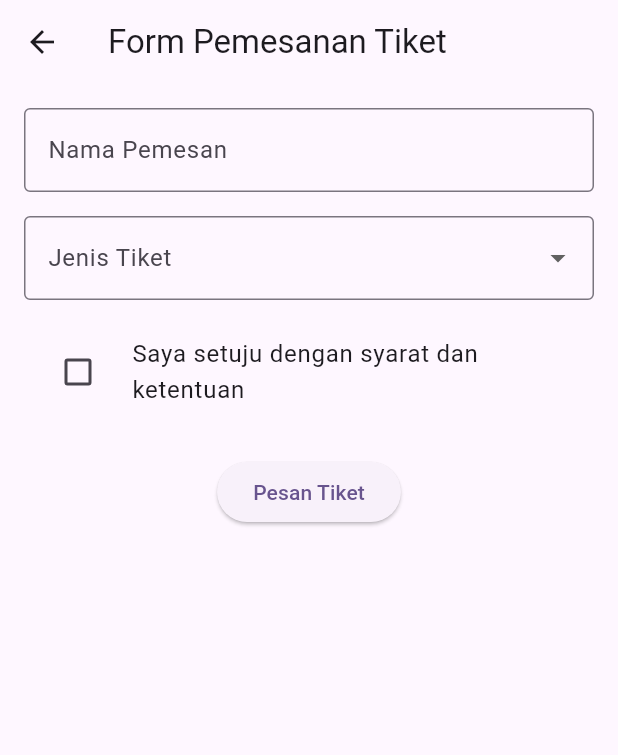
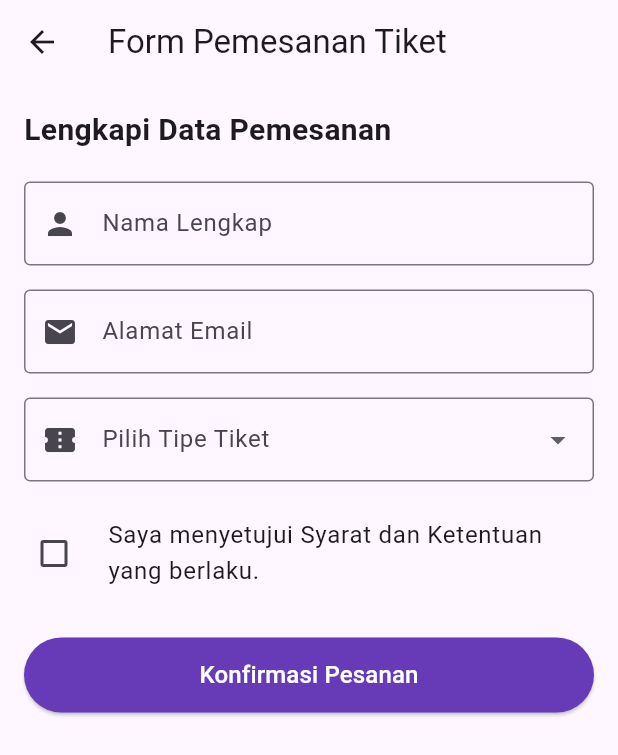
Before and after one commit to sandhiyasa/nusatix, a Flutter app: the screen it shows after launch, after a tap on "Form Pemesanan Tiket", on a phone screen of 412 x 824 dp. Shown: the top 755 px of the screen. Run offline on Flutter 3.47's test engine with Material 3 defaults, Android fonts, the phone set to English and light mode, and no system bars.

Commit message:
pertamuan 6

```diff
--- a/lib/form_pemesanan_page.dart
+++ b/lib/form_pemesanan_page.dart
@@ -1,72 +1,174 @@
 import 'package:flutter/material.dart';
 
-class FormPemesananPage extends StatefulWidget {
-  const FormPemesananPage({super.key});
+class FormPemesananScreen extends StatefulWidget {
+  const FormPemesananScreen({super.key});
 
   @override
-  _FormPemesananPageState createState() => _FormPemesananPageState();
+  State<FormPemesananScreen> createState() => _FormPemesananScreenState();
 }
 
-class _FormPemesananPageState extends State<FormPemesananPage> {
+class _FormPemesananScreenState extends State<FormPemesananScreen> {
+  // 1. Inisialisasi GlobalKey untuk Form
   final _formKey = GlobalKey<FormState>();
-  String? _jenisTiket;
-  bool _syaratDisetujui = false;
+
+  // Variabel penyimpan data input
+  String? _nama;
+  String? _email;
+  String? _tipeTiket;
+  bool _setujuSyarat = false;
+
+  // Daftar opsi untuk Dropdown
+  final List<String> _opsiTiket = ['Reguler (Rp 50.000)', 'VIP (Rp 150.000)'];
+
+  // Fungsi untuk memproses data saat tombol submit ditekan
+  void _prosesPemesanan() {
+    // 2. Mengeksekusi seluruh validator di dalam Form
+    if (_formKey.currentState!.validate()) {
+      // Validasi manual untuk Checkbox (karena bukan turunan FormField bawaan)
+      if (!_setujuSyarat) {
+        ScaffoldMessenger.of(context).showSnackBar(
+          const SnackBar(
+            content: Text('Anda harus menyetujui syarat & ketentuan!'),
+            backgroundColor: Colors.red,
+          ),
+        );
+        return;
+      }
+
+      // Menyimpan nilai dari semua input ke dalam variabel
+      _formKey.currentState!.save();
+
+      // Menampilkan feedback sukses kepada pengguna
+      ScaffoldMessenger.of(context).showSnackBar(
+        SnackBar(
+          content: Text(
+            'Pemesanan Tiket $_tipeTiket atas nama $_nama Berhasil!',
+          ),
+          backgroundColor: Colors.green,
+        ),
+      );
+    }
+  }
 
   @override
   Widget build(BuildContext context) {
     return Scaffold(
-      appBar: AppBar(title: const Text("Form Pemesanan Tiket")),
-      body: Padding(
+      appBar: AppBar(title: const Text('Form Pemesanan Tiket')),
+      body: SingleChildScrollView(
         padding: const EdgeInsets.all(16.0),
+        // 3. Membungkus seluruh input dengan widget Form
         child: Form(
           key: _formKey,
           child: Column(
+            crossAxisAlignment: CrossAxisAlignment.stretch,
             children: [
+              const Text(
+                'Lengkapi Data Pemesanan',
+                style: TextStyle(fontSize: 20, fontWeight: FontWeight.bold),
+              ),
+              const SizedBox(height: 20),
+
+              // --- INPUT NAMA ---
               TextFormField(
-                decoration: const InputDecoration(labelText: 'Nama Pemesan', border: OutlineInputBorder()),
-                validator: (value) => value!.isEmpty ? 'Nama wajib diisi' : null,
+                decoration: const InputDecoration(
+                  labelText: 'Nama Lengkap',
+                  border: OutlineInputBorder(),
+                  prefixIcon: Icon(Icons.person),
+                ),
+                validator: (value) {
+                  if (value == null || value.trim().isEmpty) {
+                    return 'Nama lengkap tidak boleh kosong'; // Pesan error humanis
+                  }
+                  if (value.length < 3) {
+                    return 'Nama harus terdiri dari minimal 3 karakter';
+                  }
+                  return null; // Mengembalikan null berarti input valid
+                },
+                onSaved: (value) => _nama = value,
               ),
               const SizedBox(height: 16),
+
+              // --- INPUT EMAIL ---
+              TextFormField(
+                keyboardType: TextInputType.emailAddress,
+                decoration: const InputDecoration(
+                  labelText: 'Alamat Email',
+                  border: OutlineInputBorder(),
+                  prefixIcon: Icon(Icons.email),
+                ),
+                validator: (value) {
+                  if (value == null || value.isEmpty) {
+                    return 'Email tidak boleh kosong';
+                  }
+                  // Validasi format email menggunakan Regular Expression
+                  final regex = RegExp(r'^[^@]+@[^@]+\.[^@]+');
+                  if (!regex.hasMatch(value)) {
+                    return 'Masukkan format email yang valid (contoh: user@mail.com)';
+                  }
+                  return null;
+                },
+                onSaved: (value) => _email = value,
+              ),
+              const SizedBox(height: 16),
+
+              // --- INPUT DROPDOWN TIKET ---
               DropdownButtonFormField<String>(
-                decoration: const InputDecoration(labelText: 'Jenis Tiket', border: OutlineInputBorder()),
-                items: ['Ekonomi', 'Bisnis', 'VIP'].map((String val) {
-                  return DropdownMenuItem(value: val, child: Text(val));
+                decoration: const InputDecoration(
+                  labelText: 'Pilih Tipe Tiket',
+                  border: OutlineInputBorder(),
+                  prefixIcon: Icon(Icons.confirmation_num),
+                ),
+                items: _opsiTiket.map((String tiket) {
+                  return DropdownMenuItem<String>(
+                    value: tiket,
+                    child: Text(tiket),
+                  );
                 }).toList(),
-                onChanged: (newValue) {
+                onChanged: (String? newValue) {
                   setState(() {
-                    _jenisTiket = newValue;
+                    _tipeTiket = newValue;
                   });
                 },
-                validator: (value) => value == null ? 'Pilih jenis tiket terlebih dahulu' : null,
+                validator: (value) {
+                  if (value == null) {
+                    return 'Silakan pilih tipe tiket terlebih dahulu';
+                  }
+                  return null;
+                },
+                onSaved: (value) => _tipeTiket = value,
               ),
               const SizedBox(height: 16),
+
+              // --- INPUT CHECKBOX ---
               CheckboxListTile(
-                title: const Text("Saya setuju dengan syarat dan ketentuan"),
-                value: _syaratDisetujui,
-                onChanged: (newValue) {
+                title: const Text(
+                  'Saya menyetujui Syarat dan Ketentuan yang berlaku.',
+                ),
+                value: _setujuSyarat,
+                onChanged: (bool? value) {
                   setState(() {
-                    _syaratDisetujui = newValue ?? false;
+                    _setujuSyarat = value ?? false;
                   });
                 },
                 controlAffinity: ListTileControlAffinity.leading,
+                contentPadding: EdgeInsets.zero,
               ),
               const SizedBox(height: 24),
-              ElevatedButton(
-                onPressed: () {
-                  if (_formKey.currentState!.validate()) {
-                    if (!_syaratDisetujui) {
-                      ScaffoldMessenger.of(context).showSnackBar(
-                        const SnackBar(content: Text('Anda harus menyetujui syarat & ketentuan')),
-                      );
-                      return;
-                    }
-                    // Proses data jika semua valid
-                    ScaffoldMessenger.of(context).showSnackBar(
-                      SnackBar(content: Text('Tiket $_jenisTiket berhasil dipesan')),
-                    );
-                  }
-                },
-                child: const Text('Pesan Tiket'),
+
+              // --- TOMBOL SUBMIT ---
+              SizedBox(
+                height: 50,
+                child: ElevatedButton(
+                  onPressed: _prosesPemesanan,
+                  style: ElevatedButton.styleFrom(
+                    backgroundColor: Colors.deepPurple,
+                    foregroundColor: Colors.white,
+                  ),
+                  child: const Text(
+                    'Konfirmasi Pesanan',
+                    style: TextStyle(fontSize: 16),
+                  ),
+                ),
               ),
             ],
           ),
--- a/lib/main.dart
+++ b/lib/main.dart
@@ -35,21 +35,32 @@ class MenuPage extends StatelessWidget {
           children: [
             ElevatedButton(
               onPressed: () {
-                Navigator.push(context, MaterialPageRoute(builder: (context) => const LoginPage()));
+                Navigator.push(
+                  context,
+                  MaterialPageRoute(builder: (context) => const LoginPage()),
+                );
               },
               child: const Text('Halaman Login'),
             ),
             const SizedBox(height: 16),
             ElevatedButton(
               onPressed: () {
-                Navigator.push(context, MaterialPageRoute(builder: (context) => const RegisterPage()));
+                Navigator.push(
+                  context,
+                  MaterialPageRoute(builder: (context) => const RegisterPage()),
+                );
               },
               child: const Text('Halaman Register'),
             ),
             const SizedBox(height: 16),
             ElevatedButton(
               onPressed: () {
-                Navigator.push(context, MaterialPageRoute(builder: (context) => const FormPemesananPage()));
+                Navigator.push(
+                  context,
+                  MaterialPageRoute(
+                    builder: (context) => const FormPemesananScreen(),
+                  ),
+                );
               },
               child: const Text('Form Pemesanan Tiket'),
             ),
```
